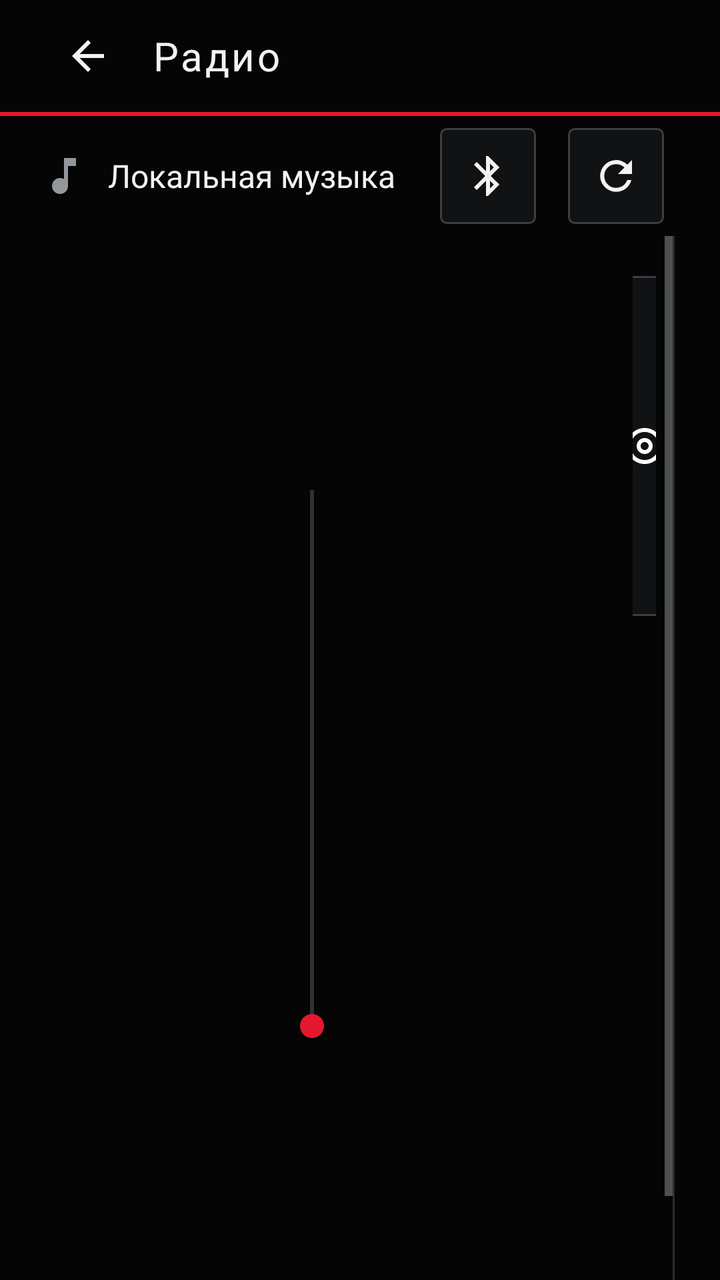
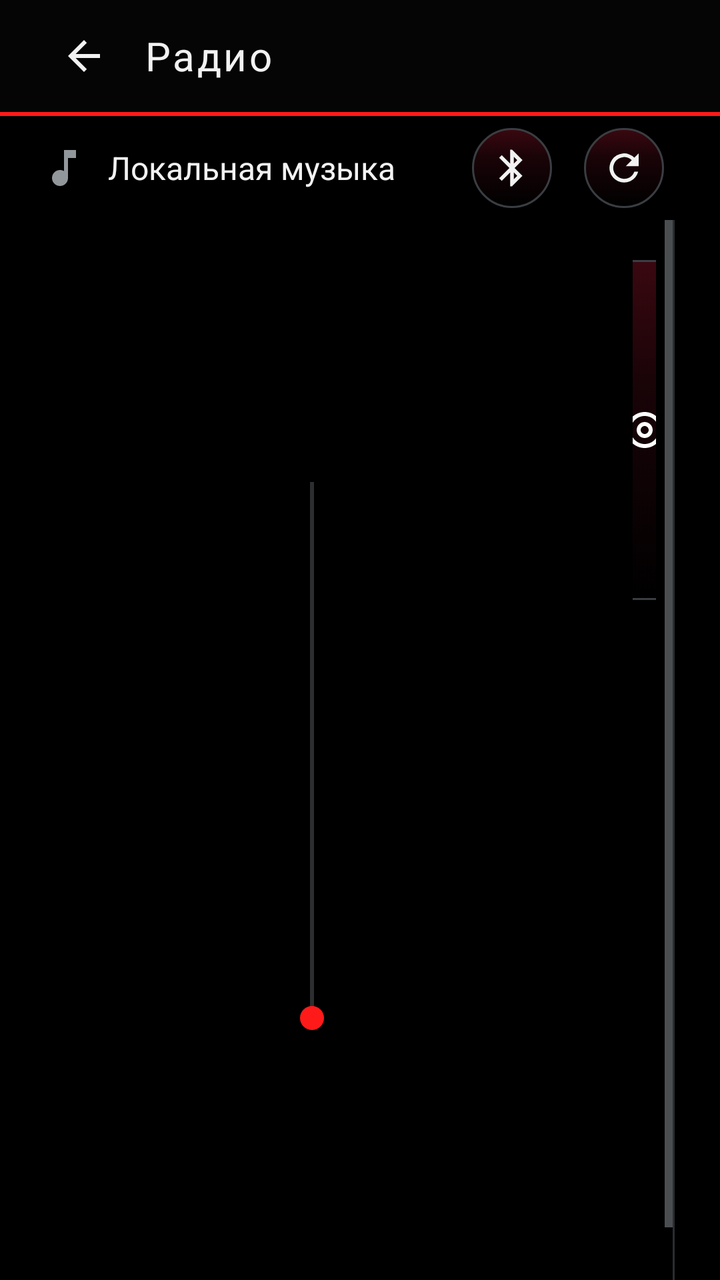

Screens rendered from an Android XML layout before and after an edit, with the pre-edit source and the edit as a unified diff.
<!-- AndroidManifest.xml: application theme Theme.VWShell -->
<!-- res/layout/fragment_media.xml -->
<?xml version="1.0" encoding="utf-8"?>
<LinearLayout xmlns:android="http://schemas.android.com/apk/res/android"
    android:layout_width="match_parent" android:layout_height="match_parent"
    android:orientation="vertical" android:background="@color/vw_background">
    <include layout="@layout/layout_section_header"/>
    <View android:layout_width="match_parent" android:layout_height="@dimen/accent_line" android:background="@drawable/accent_line"/>

    
    <LinearLayout android:id="@+id/sourceBar"
        android:layout_width="match_parent" android:layout_height="wrap_content"
        android:orientation="horizontal" android:gravity="center_vertical"
        android:paddingStart="@dimen/screen_padding" android:paddingEnd="@dimen/screen_padding"
        android:paddingTop="6dp" android:paddingBottom="6dp">

        <ImageView android:id="@+id/sourceIcon" android:layout_width="@dimen/icon_sm"
            android:layout_height="@dimen/icon_sm" android:src="@drawable/ic_media"
            android:contentDescription="@string/media_source" android:tint="@color/vw_text_secondary"/>

        <TextView android:id="@+id/sourceLabel" android:layout_width="0dp" android:layout_height="wrap_content"
            android:layout_weight="1" android:layout_marginStart="10dp"
            android:singleLine="true" android:ellipsize="end"
            android:textColor="@color/vw_text_primary" android:textSize="@dimen/body_text"
            android:text="@string/media_local_title"/>

        <ImageButton android:id="@+id/btnSwitchSource" style="@style/VW.ControlButton.small"
            android:src="@drawable/ic_bluetooth" android:contentDescription="@string/media_switch_source"/>

        
        <ImageButton android:id="@+id/btnRescanIcon" style="@style/VW.ControlButton.small"
            android:layout_marginStart="8dp"
            android:src="@drawable/ic_refresh_small" android:contentDescription="@string/media_rescan"/>
    </LinearLayout>

    <LinearLayout android:layout_width="match_parent" android:layout_height="0dp" android:layout_weight="1"
        android:orientation="horizontal" android:baselineAligned="false">

        
        <FrameLayout android:id="@+id/volumeColumn"
            android:layout_width="wrap_content" android:layout_height="match_parent"
            android:paddingStart="6dp" android:paddingEnd="2dp">
            <SeekBar
                android:id="@+id/volumeSeekVertical"
                android:layout_width="300dp"
                android:layout_height="40dp"
                android:layout_gravity="center"
                android:max="100"
                android:progressTint="@color/vw_accent"
                android:thumbTint="@color/vw_accent"
                android:rotation="270"
                android:contentDescription="@string/media_volume"/>
        </FrameLayout>

        
        <ScrollView android:id="@+id/nowPlayingPanel"
            android:layout_width="0dp" android:layout_height="match_parent" android:layout_weight="5"
            android:fillViewport="true">
            <LinearLayout android:layout_width="match_parent" android:layout_height="wrap_content"
                android:orientation="vertical" android:gravity="center" android:padding="@dimen/screen_padding">

                <ImageView android:id="@+id/npArt"
                    android:layout_width="170dp" android:layout_height="170dp"
                    android:scaleType="centerInside"
                    android:background="@drawable/bg_tile"
                    android:src="@drawable/ic_album"
                    android:contentDescription="@string/media_local_title"/>

                <TextView android:id="@+id/npTrack" android:layout_width="match_parent" android:layout_height="wrap_content"
                    android:layout_marginTop="16dp" android:gravity="center" android:singleLine="true" android:ellipsize="end"
                    android:textColor="@color/vw_text_primary" android:textSize="24sp"/>
                <TextView android:id="@+id/npArtist" android:layout_width="match_parent" android:layout_height="wrap_content"
                    android:layout_marginTop="4dp" android:gravity="center" android:singleLine="true" android:ellipsize="end"
                    android:textColor="@color/vw_text_secondary" android:textSize="@dimen/title_text"/>

                
                <SeekBar android:id="@+id/npSeek" android:layout_width="match_parent" android:layout_height="wrap_content"
                    android:layout_marginTop="14dp" android:progressTint="@color/vw_accent"
                    android:thumbTint="@color/vw_accent" android:enabled="false"/>
                <LinearLayout android:layout_width="match_parent" android:layout_height="wrap_content"
                    android:orientation="horizontal">
                    <TextView android:id="@+id/npPos" android:layout_width="0dp" android:layout_height="wrap_content"
                        android:layout_weight="1" android:textColor="@color/vw_text_disabled" android:textSize="@dimen/small_text" android:text="0:00"/>
                    <TextView android:id="@+id/npDur" android:layout_width="wrap_content" android:layout_height="wrap_content"
                        android:textColor="@color/vw_text_disabled" android:textSize="@dimen/small_text" android:text="0:00"/>
                </LinearLayout>

                
                <LinearLayout android:layout_width="match_parent" android:layout_height="wrap_content"
                    android:orientation="horizontal" android:gravity="center" android:layout_marginTop="12dp">
                    <TextView android:id="@+id/npPosCenter" android:layout_width="wrap_content" android:layout_height="wrap_content"
                        android:textColor="@color/vw_text_secondary" android:textSize="@dimen/body_text" android:text="0:00"/>
                    <TextView android:layout_width="wrap_content" android:layout_height="wrap_content"
                        android:layout_marginStart="6dp" android:layout_marginEnd="6dp"
                        android:textColor="@color/vw_text_disabled" android:textSize="@dimen/body_text" android:text="/"/>
                    <TextView android:id="@+id/npDurCenter" android:layout_width="wrap_content" android:layout_height="wrap_content"
                        android:textColor="@color/vw_text_secondary" android:textSize="@dimen/body_text" android:text="0:00"/>
                </LinearLayout>

                <LinearLayout android:layout_width="wrap_content" android:layout_height="wrap_content"
                    android:orientation="horizontal" android:layout_gravity="center_horizontal" android:layout_marginTop="10dp">
                    <ImageButton android:id="@+id/btnPrev" style="@style/VW.ControlButton"
                        android:src="@drawable/ic_prev" android:contentDescription="@string/media_prev" android:alpha="0.35"/>
                    <ImageButton android:id="@+id/btnPlay" style="@style/VW.ControlButton.play"
                        android:src="@drawable/ic_play" android:contentDescription="@string/media_play" android:alpha="0.35"/>
                    <ImageButton android:id="@+id/btnNext" style="@style/VW.ControlButton"
                        android:src="@drawable/ic_next" android:contentDescription="@string/media_next" android:alpha="0.35"/>
                </LinearLayout>

                
                <View android:id="@+id/playerStatus" android:layout_width="0dp" android:layout_height="0dp" android:visibility="gone"/>
                <SeekBar android:id="@+id/volumeSeek" android:layout_width="0dp" android:layout_height="0dp" android:visibility="gone"/>

                <LinearLayout android:layout_width="wrap_content" android:layout_height="wrap_content"
                    android:orientation="horizontal" android:layout_gravity="center_horizontal" android:layout_marginTop="10dp">
                    <com.google.android.material.button.MaterialButton android:id="@+id/btnGrantAudio" style="@style/VW.Button.Accent"
                        android:layout_width="wrap_content" android:layout_height="@dimen/button_height"
                        android:text="@string/media_grant_audio" android:visibility="gone"/>
                    <com.google.android.material.button.MaterialButton android:id="@+id/btnRescan" style="@style/VW.Button"
                        android:layout_width="wrap_content" android:layout_height="@dimen/button_height"
                        android:layout_marginStart="10dp" android:text="@string/media_rescan" android:visibility="gone"/>
                    <com.google.android.material.button.MaterialButton android:id="@+id/btnGrantMediaAccess" style="@style/VW.Button.Accent"
                        android:layout_width="wrap_content" android:layout_height="@dimen/button_height"
                        android:layout_marginStart="10dp" android:text="@string/media_grant_access" android:visibility="gone"/>
                </LinearLayout>
            </LinearLayout>
        </ScrollView>

        <View android:layout_width="1dp" android:layout_height="match_parent" android:background="@color/vw_divider"/>

        
        <LinearLayout android:layout_width="0dp" android:layout_height="match_parent" android:layout_weight="4"
            android:orientation="vertical" android:padding="@dimen/screen_padding">

            <TextView style="@style/VW.SectionLabel" android:layout_width="wrap_content" android:layout_height="wrap_content"
                android:text="@string/media_playlist"/>

            <FrameLayout android:layout_width="match_parent" android:layout_height="0dp" android:layout_weight="1"
                android:layout_marginTop="8dp">
                <androidx.recyclerview.widget.RecyclerView android:id="@+id/trackList"
                    android:layout_width="match_parent" android:layout_height="match_parent"
                    android:fadeScrollbars="false"/>
                <TextView android:id="@+id/playlistEmpty" android:layout_width="match_parent" android:layout_height="wrap_content"
                    android:layout_gravity="center" android:gravity="center" android:padding="16dp"
                    android:textColor="@color/vw_text_secondary" android:textSize="@dimen/body_text"
                    android:text="@string/media_local_empty" android:visibility="gone"/>
            </FrameLayout>
        </LinearLayout>
    </LinearLayout>
</LinearLayout>
<!-- res/layout/layout_section_header.xml (included above) -->
<?xml version="1.0" encoding="utf-8"?>
<LinearLayout xmlns:android="http://schemas.android.com/apk/res/android"
    android:layout_width="match_parent"
    android:layout_height="@dimen/topbar_height"
    android:orientation="horizontal"
    android:gravity="center_vertical"
    android:background="@color/vw_background"
    android:paddingStart="@dimen/screen_padding"
    android:paddingEnd="@dimen/screen_padding">

    <ImageButton
        android:id="@+id/btnBack"
        android:layout_width="48dp"
        android:layout_height="48dp"
        android:background="?attr/selectableItemBackgroundBorderless"
        android:src="@drawable/ic_back"
        android:scaleType="centerInside"
        android:contentDescription="@string/back"
        android:focusable="true"/>

    <TextView
        android:id="@+id/sectionTitle"
        android:layout_width="0dp"
        android:layout_height="wrap_content"
        android:layout_weight="1"
        android:layout_marginStart="8dp"
        android:textColor="@color/vw_text_primary"
        android:textSize="@dimen/title_text"
        android:letterSpacing="0.06"
        android:text="@string/radio_title"/>

    <TextView
        android:id="@+id/headerClock"
        android:layout_width="wrap_content"
        android:layout_height="wrap_content"
        android:textColor="@color/vw_text_secondary"
        android:textSize="@dimen/body_text"
        android:fontFamily="sans-serif-light"/>
</LinearLayout>
<!-- resources referenced by this layout -->
<resources>
  <color name="vw_accent">#FFE3182D</color>
  <!-- drawable bg_tile (drawable) -->
  <?xml version="1.0" encoding="utf-8"?>
  <selector xmlns:android="http://schemas.android.com/apk/res/android">
      <item android:state_pressed="true">
          <shape android:shape="rectangle">
              <solid android:color="@color/vw_tile_bg_pressed"/>
              <stroke android:width="@dimen/tile_stroke" android:color="@color/vw_accent"/>
              <corners android:radius="@dimen/tile_radius"/>
          </shape>
      </item>
      <item android:state_focused="true">
          <shape android:shape="rectangle">
              <solid android:color="@color/vw_tile_bg"/>
              <stroke android:width="@dimen/tile_stroke" android:color="@color/vw_accent"/>
              <corners android:radius="@dimen/tile_radius"/>
          </shape>
      </item>
      <item android:state_selected="true">
          <shape android:shape="rectangle">
              <solid android:color="@color/vw_tile_bg"/>
              <stroke android:width="@dimen/tile_stroke" android:color="@color/vw_accent"/>
              <corners android:radius="@dimen/tile_radius"/>
          </shape>
      </item>
      <item>
          <shape android:shape="rectangle">
              <solid android:color="@color/vw_tile_bg"/>
              <stroke android:width="@dimen/tile_stroke" android:color="@color/vw_stroke"/>
              <corners android:radius="@dimen/tile_radius"/>
          </shape>
      </item>
  </selector>
  <string name="media_grant_access">Предоставить доступ</string>
  <string name="media_grant_audio">Доступ к аудио</string>
  <style name="VW.Button.Accent" parent="VW.Button">
          <item name="backgroundTint">@color/vw_accent</item>
          <item name="strokeColor">@color/vw_accent</item>
          <item name="android:textColor">@color/vw_text_primary</item>
      </style>
  <style name="VW.ControlButton" parent="">
          <item name="android:layout_width">@dimen/control_button</item>
          <item name="android:layout_height">@dimen/control_button</item>
          <item name="android:layout_marginStart">8dp</item>
          <item name="android:layout_marginEnd">8dp</item>
          <item name="android:background">@drawable/bg_tile</item>
          <item name="android:scaleType">centerInside</item>
          <item name="android:padding">14dp</item>
          <item name="tint">@color/vw_icon_tint</item>
          <item name="android:tint">@color/vw_icon_tint</item>
          <item name="android:focusable">true</item>
      </style>
  <style name="VW.ControlButton.small">
          <item name="android:layout_width">48dp</item>
          <item name="android:layout_height">48dp</item>
          <item name="android:padding">10dp</item>
      </style>
  <!-- unchanged entries left out for length: 47 -->
</resources>

<!-- the commit's change to res/layout/fragment_media.xml (unified diff, before → after) -->
@@ -1,7 +1,7 @@
 <?xml version="1.0" encoding="utf-8"?>
 <LinearLayout xmlns:android="http://schemas.android.com/apk/res/android"
     android:layout_width="match_parent" android:layout_height="match_parent"
-    android:orientation="vertical" android:background="@color/vw_background">
+    android:orientation="vertical" android:background="@drawable/bg_screen_gradient">
     <include layout="@layout/layout_section_header"/>
     <View android:layout_width="match_parent" android:layout_height="@dimen/accent_line" android:background="@drawable/accent_line"/>
 
@@ -109,18 +109,7 @@
                 <View android:id="@+id/playerStatus" android:layout_width="0dp" android:layout_height="0dp" android:visibility="gone"/>
                 <SeekBar android:id="@+id/volumeSeek" android:layout_width="0dp" android:layout_height="0dp" android:visibility="gone"/>
 
-                <LinearLayout android:layout_width="wrap_content" android:layout_height="wrap_content"
-                    android:orientation="horizontal" android:layout_gravity="center_horizontal" android:layout_marginTop="10dp">
-                    <com.google.android.material.button.MaterialButton android:id="@+id/btnGrantAudio" style="@style/VW.Button.Accent"
-                        android:layout_width="wrap_content" android:layout_height="@dimen/button_height"
-                        android:text="@string/media_grant_audio" android:visibility="gone"/>
-                    <com.google.android.material.button.MaterialButton android:id="@+id/btnRescan" style="@style/VW.Button"
-                        android:layout_width="wrap_content" android:layout_height="@dimen/button_height"
-                        android:layout_marginStart="10dp" android:text="@string/media_rescan" android:visibility="gone"/>
-                    <com.google.android.material.button.MaterialButton android:id="@+id/btnGrantMediaAccess" style="@style/VW.Button.Accent"
-                        android:layout_width="wrap_content" android:layout_height="@dimen/button_height"
-                        android:layout_marginStart="10dp" android:text="@string/media_grant_access" android:visibility="gone"/>
-                </LinearLayout>
+                
             </LinearLayout>
         </ScrollView>
 
@@ -159,9 +148,9 @@
 
     <ImageButton
         android:id="@+id/btnBack"
-        android:layout_width="48dp"
-        android:layout_height="48dp"
-        android:background="?attr/selectableItemBackgroundBorderless"
+        android:layout_width="44dp"
+        android:layout_height="44dp"
+        android:background="@drawable/btn_back_round_bg"
         android:src="@drawable/ic_back"
         android:scaleType="centerInside"
         android:contentDescription="@string/back"
<!-- resource entries referenced after the edit -->
@@ -1,51 +1,73 @@
 <!-- resources referenced by this layout -->
 <resources>
-  <color name="vw_accent">#FFE3182D</color>
+  <color name="vw_accent">#FFFF1A1A</color>
+  <!-- drawable bg_screen_gradient (drawable) -->
+  <?xml version="1.0" encoding="utf-8"?>
+  <shape xmlns:android="http://schemas.android.com/apk/res/android" android:shape="rectangle">
+      <solid android:color="#FF000000" />
+  </shape>
   <!-- drawable bg_tile (drawable) -->
   <?xml version="1.0" encoding="utf-8"?>
   <selector xmlns:android="http://schemas.android.com/apk/res/android">
       <item android:state_pressed="true">
-          <shape android:shape="rectangle">
-              <solid android:color="@color/vw_tile_bg_pressed"/>
-              <stroke android:width="@dimen/tile_stroke" android:color="@color/vw_accent"/>
-              <corners android:radius="@dimen/tile_radius"/>
-          </shape>
+          <layer-list>
+              <item android:drawable="@drawable/bg_tile_gradient"/>
+              <item>
+                  <shape android:shape="rectangle">
+                      <solid android:color="#22FFFFFF"/>
+                      <corners android:radius="@dimen/tile_radius"/>
+                      <stroke android:width="@dimen/tile_stroke" android:color="@color/vw_accent"/>
+                  </shape>
+              </item>
+          </layer-list>
       </item>
       <item android:state_focused="true">
-          <shape android:shape="rectangle">
-              <solid android:color="@color/vw_tile_bg"/>
-              <stroke android:width="@dimen/tile_stroke" android:color="@color/vw_accent"/>
-              <corners android:radius="@dimen/tile_radius"/>
-          </shape>
+          <layer-list>
+              <item android:drawable="@drawable/bg_tile_gradient"/>
+              <item>
+                  <shape android:shape="rectangle">
+                      <solid android:color="#00000000"/>
+                      <corners android:radius="@dimen/tile_radius"/>
+                      <stroke android:width="@dimen/tile_stroke" android:color="@color/vw_accent"/>
+                  </shape>
+              </item>
+          </layer-list>
       </item>
       <item android:state_selected="true">
-          <shape android:shape="rectangle">
-              <solid android:color="@color/vw_tile_bg"/>
-              <stroke android:width="@dimen/tile_stroke" android:color="@color/vw_accent"/>
-              <corners android:radius="@dimen/tile_radius"/>
+          <layer-list>
+              <item android:drawable="@drawable/bg_tile_gradient"/>
+              <item>
+                  <shape android:shape="rectangle">
+                      <solid android:color="#00000000"/>
+                      <corners android:radius="@dimen/tile_radius"/>
+                      <stroke android:width="@dimen/tile_stroke" android:color="@color/vw_accent"/>
+                  </shape>
+              </item>
+          </layer-list>
+      </item>
+      <item android:drawable="@drawable/bg_tile_gradient"/>
+  </selector>
+  <!-- drawable btn_back_round_bg (drawable) -->
+  <?xml version="1.0" encoding="utf-8"?>
+  <selector xmlns:android="http://schemas.android.com/apk/res/android">
+      <item android:state_pressed="true">
+          <shape android:shape="oval">
+              <solid android:color="#26FF1A1A"/>
           </shape>
       </item>
       <item>
-          <shape android:shape="rectangle">
-              <solid android:color="@color/vw_tile_bg"/>
-              <stroke android:width="@dimen/tile_stroke" android:color="@color/vw_stroke"/>
-              <corners android:radius="@dimen/tile_radius"/>
+          <shape android:shape="oval">
+              <solid android:color="@android:color/transparent"/>
           </shape>
       </item>
   </selector>
-  <string name="media_grant_access">Предоставить доступ</string>
-  <string name="media_grant_audio">Доступ к аудио</string>
-  <style name="VW.Button.Accent" parent="VW.Button">
-          <item name="backgroundTint">@color/vw_accent</item>
-          <item name="strokeColor">@color/vw_accent</item>
-          <item name="android:textColor">@color/vw_text_primary</item>
-      </style>
   <style name="VW.ControlButton" parent="">
           <item name="android:layout_width">@dimen/control_button</item>
           <item name="android:layout_height">@dimen/control_button</item>
           <item name="android:layout_marginStart">8dp</item>
           <item name="android:layout_marginEnd">8dp</item>
-          <item name="android:background">@drawable/bg_tile</item>
+          
+          <item name="android:background">@drawable/bg_control_round</item>
           <item name="android:scaleType">centerInside</item>
           <item name="android:padding">14dp</item>
           <item name="tint">@color/vw_icon_tint</item>
@@ -53,10 +75,61 @@
           <item name="android:focusable">true</item>
       </style>
   <style name="VW.ControlButton.small">
-          <item name="android:layout_width">48dp</item>
-          <item name="android:layout_height">48dp</item>
-          <item name="android:padding">10dp</item>
+          <item name="android:layout_width">40dp</item>
+          <item name="android:layout_height">40dp</item>
+          <item name="android:padding">9dp</item>
       </style>
+  <!-- drawable bg_tile_gradient (drawable) -->
+  <?xml version="1.0" encoding="utf-8"?>
+  <layer-list xmlns:android="http://schemas.android.com/apk/res/android">
+      <item>
+                  <shape android:shape="rectangle">
+                      <gradient
+                          android:type="linear"
+                          android:angle="270"
+                          android:startColor="@color/tile_grad_top"
+                          android:centerColor="@color/tile_grad_mid"
+                          android:centerX="0.35"
+                          android:endColor="@color/tile_grad_bottom" />
+                      <corners android:radius="@dimen/tile_radius" />
+                      <stroke android:width="@dimen/tile_stroke" android:color="@color/vw_stroke" />
+                  </shape>
+      </item>
+  </layer-list>
+  <!-- drawable bg_control_round (drawable) -->
+  <?xml version="1.0" encoding="utf-8"?>
+  <selector xmlns:android="http://schemas.android.com/apk/res/android">
+      <item android:state_pressed="true">
+          <shape android:shape="rectangle">
+              <gradient android:type="linear" android:angle="270"
+                  android:startColor="@color/tile_grad_top" android:centerColor="@color/tile_grad_mid"
+                  android:centerX="0.35" android:endColor="@color/tile_grad_bottom"/>
+              <corners android:radius="20dp"/>
+              <stroke android:width="1dp" android:color="@color/vw_accent"/>
+          </shape>
+      </item>
+      <item android:state_focused="true">
+          <shape android:shape="rectangle">
+              <gradient android:type="linear" android:angle="270"
+                  android:startColor="@color/tile_grad_top" android:centerColor="@color/tile_grad_mid"
+                  android:centerX="0.35" android:endColor="@color/tile_grad_bottom"/>
+              <corners android:radius="20dp"/>
+              <stroke android:width="1dp" android:color="@color/vw_accent"/>
+          </shape>
+      </item>
+      <item>
+          <shape android:shape="rectangle">
+              <gradient android:type="linear" android:angle="270"
+                  android:startColor="@color/tile_grad_top" android:centerColor="@color/tile_grad_mid"
+                  android:centerX="0.35" android:endColor="@color/tile_grad_bottom"/>
+              <corners android:radius="20dp"/>
+              <stroke android:width="1dp" android:color="@color/vw_stroke"/>
+          </shape>
+      </item>
+  </selector>
+  <color name="tile_grad_top">#3A0810</color>
+  <color name="tile_grad_mid">#1A0408</color>
+  <color name="tile_grad_bottom">#000000</color>
   <!-- unchanged entries left out for length: 47 -->
 </resources>
 
